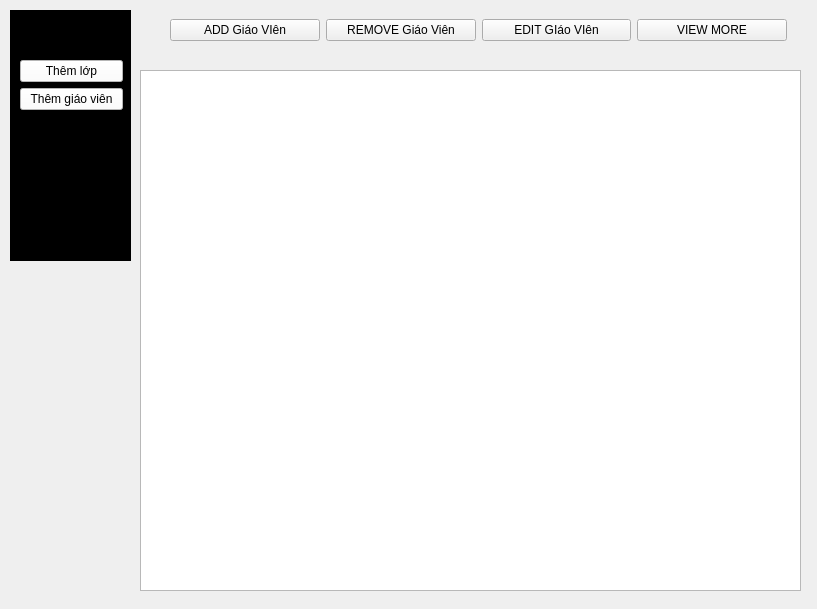
Before: the Qt Designer form Ui/admin_themgiaovien.ui in ahiendz/School-Management-System, drawn with Qt 5.
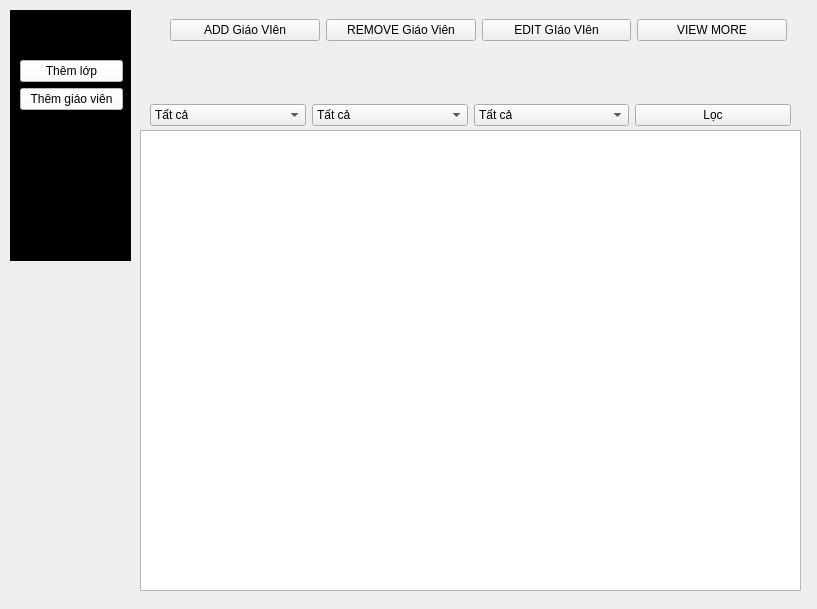
After: the same form once the commit is applied.

```diff
--- a/Ui/admin_themgiaovien.ui
+++ b/Ui/admin_themgiaovien.ui
@@ -139,12 +139,98 @@
     <property name="geometry">
      <rect>
       <x>140</x>
-      <y>70</y>
+      <y>130</y>
       <width>661</width>
-      <height>521</height>
+      <height>461</height>
      </rect>
     </property>
    </widget>
+   <widget class="QWidget" name="">
+    <property name="geometry">
+     <rect>
+      <x>150</x>
+      <y>90</y>
+      <width>641</width>
+      <height>51</height>
+     </rect>
+    </property>
+    <layout class="QHBoxLayout" name="horizontalLayout_2">
+     <item>
+      <widget class="QComboBox" name="loc_theo_mon">
+       <item>
+        <property name="text">
+         <string>Tất cả</string>
+        </property>
+       </item>
+       <item>
+        <property name="text">
+         <string>Toán</string>
+        </property>
+       </item>
+       <item>
+        <property name="text">
+         <string>Văn</string>
+        </property>
+       </item>
+       <item>
+        <property name="text">
+         <string>Anh</string>
+        </property>
+       </item>
+       <item>
+        <property name="text">
+         <string>KHTN</string>
+        </property>
+       </item>
+      </widget>
+     </item>
+     <item>
+      <widget class="QComboBox" name="loc_theo_gioi_tinh">
+       <item>
+        <property name="text">
+         <string>Tất cả</string>
+        </property>
+       </item>
+       <item>
+        <property name="text">
+         <string>Nam</string>
+        </property>
+       </item>
+       <item>
+        <property name="text">
+         <string>Nữ</string>
+        </property>
+       </item>
+      </widget>
+     </item>
+     <item>
+      <widget class="QComboBox" name="loc_theo_gvcn">
+       <item>
+        <property name="text">
+         <string>Tất cả</string>
+        </property>
+       </item>
+       <item>
+        <property name="text">
+         <string>Là GVCN</string>
+        </property>
+       </item>
+       <item>
+        <property name="text">
+         <string>Không Là GVCN</string>
+        </property>
+       </item>
+      </widget>
+     </item>
+     <item>
+      <widget class="QPushButton" name="loc_btn">
+       <property name="text">
+        <string>Lọc</string>
+       </property>
+      </widget>
+     </item>
+    </layout>
+   </widget>
   </widget>
  </widget>
  <resources/>
```
